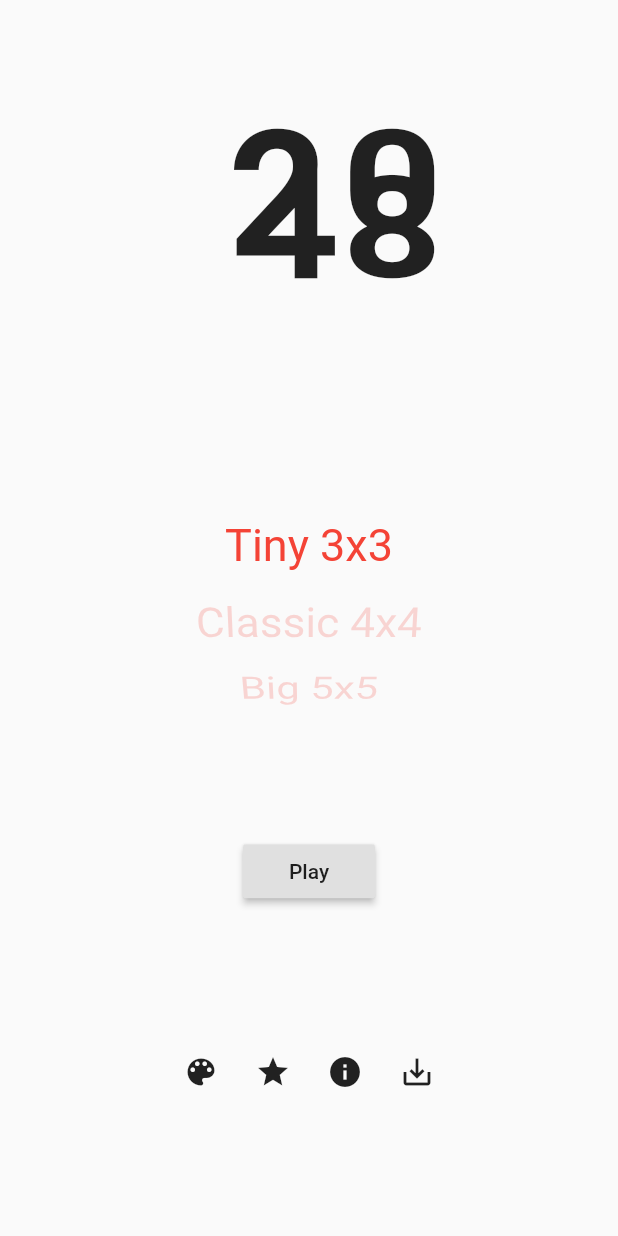
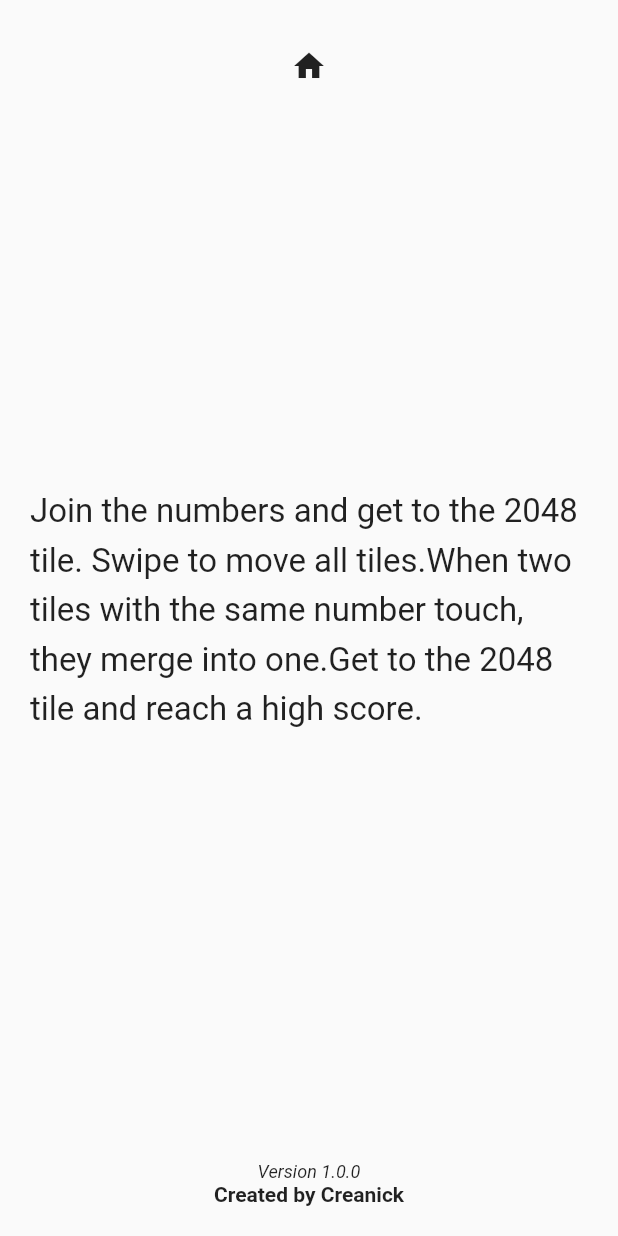
Before and after one commit to manickjamadar/2048, a Flutter app: the screen it shows after launch, after a tap on the "info" icon, on a phone screen of 412 x 824 dp. Run offline on Flutter 3.47's test engine with Material 2 defaults, Android fonts, the phone set to English and light mode, and no system bars; our stand-ins replace bloc, dartz, equatable, flutter_bloc, freezed_annotation; generated files the repository leaves out were written again.

Commit message:
basic about screen added

```diff
--- /dev/null
+++ b/lib/presentation/screens/about/about_screen.dart
@@ -0,0 +1,45 @@
+import 'package:flutter/material.dart';
+import 'package:twozerofoureight/presentation/core/my_icons.dart';
+
+class AboutScreen extends StatelessWidget {
+  static const String routeName = "/about";
+  static Widget generateRoute() {
+    return AboutScreen();
+  }
+
+  @override
+  Widget build(BuildContext context) {
+    final gameInstruction =
+        '''Join the numbers and get to the 2048 tile. Swipe to move all tiles.When two tiles with the same number touch, they merge into one.Get to the 2048 tile and reach a high score.
+    ''';
+    return Scaffold(
+      body: SafeArea(
+        child: Padding(
+          padding: const EdgeInsets.all(20.0),
+          child: Column(
+            children: [
+              IconButton(
+                icon: Icon(MyIcons.home),
+                onPressed: () {
+                  Navigator.pop(context);
+                },
+              ),
+              Expanded(
+                  child: Center(
+                      child: Text(
+                gameInstruction,
+                style: TextStyle(fontSize: 22, height: 1.5),
+              ))),
+              Text("Version 1.0.0",
+                  style: TextStyle(fontSize: 12, fontStyle: FontStyle.italic)),
+              Text(
+                "Created by Creanick",
+                style: TextStyle(fontWeight: FontWeight.w600),
+              )
+            ],
+          ),
+        ),
+      ),
+    );
+  }
+}
--- a/lib/presentation/screens/home/home_screen.dart
+++ b/lib/presentation/screens/home/home_screen.dart
@@ -2,6 +2,7 @@ import 'package:flutter/material.dart';
 import 'package:twozerofoureight/application/puzzle/puzzle_cubit.dart';
 import 'package:twozerofoureight/domain/puzzle/value_objects/board_size.dart';
 import 'package:twozerofoureight/presentation/core/my_icons.dart';
+import 'package:twozerofoureight/presentation/screens/about/about_screen.dart';
 import 'package:twozerofoureight/presentation/screens/play/play_screen.dart';
 
 class HomeScreen extends StatelessWidget {
@@ -58,7 +59,12 @@ class HomeScreen extends StatelessWidget {
               ),
               IconButton(
                 icon: Icon(MyIcons.about),
-                onPressed: () {},
+                onPressed: () {
+                  Navigator.push(
+                      context,
+                      MaterialPageRoute(
+                          builder: (_) => AboutScreen.generateRoute()));
+                },
               ),
               IconButton(
                 icon: Icon(MyIcons.save),
```
